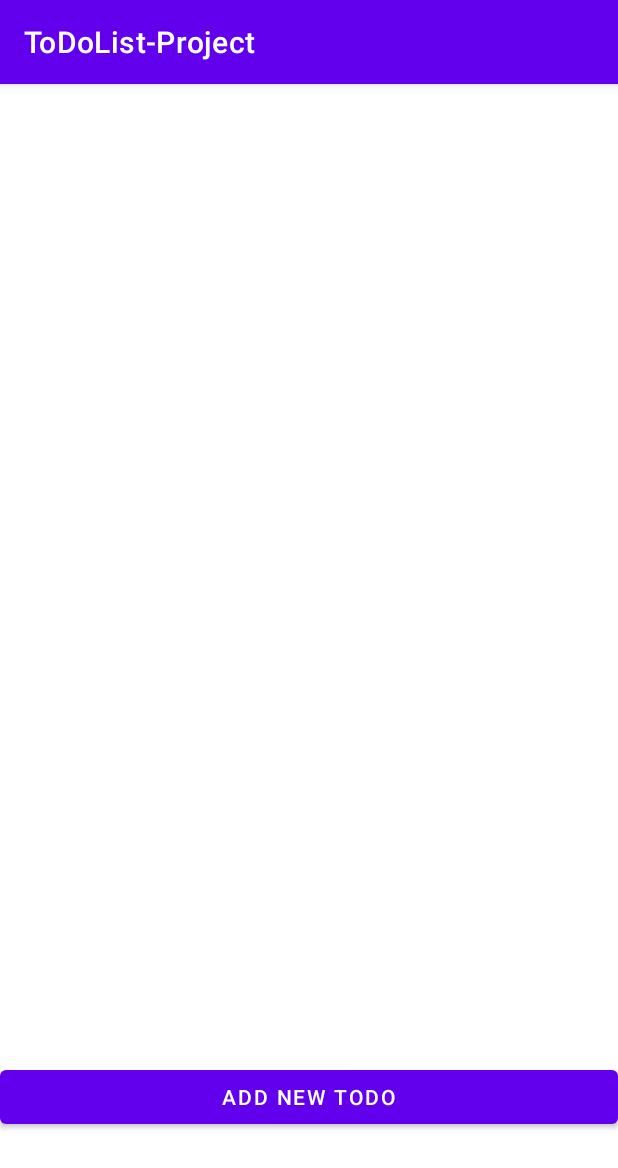
After one commit to ZerxekLP/ToDoList-Project, an Android app: the ToDoActivity screen opened directly, with no data from a screen before it, on a phone screen of 412 x 824 dp. The commit adds this screen. Shown: the top 1168 px of the screen. Run offline under Robolectric (Android 15) with nearby library versions, the phone set to English and light mode, and no system bars.

Commit message:
start for ToDoActivity

```diff
--- a/app/src/main/AndroidManifest.xml
+++ b/app/src/main/AndroidManifest.xml
@@ -12,6 +12,9 @@
         android:theme="@style/Theme.ToDoListProject"
         tools:targetApi="31">
         <activity
+            android:name=".ToDoActivity"
+            android:exported="false" />
+        <activity
             android:name=".MainActivity"
             android:exported="true">
             <intent-filter>
--- /dev/null
+++ b/app/src/main/java/com/example/todolist_project/ToDoActivity.java
@@ -0,0 +1,18 @@
+package com.example.todolist_project;
+
+import androidx.appcompat.app.AppCompatActivity;
+
+import android.os.Bundle;
+import android.view.View;
+
+public class ToDoActivity extends AppCompatActivity {
+
+    @Override
+    protected void onCreate(Bundle savedInstanceState) {
+        super.onCreate(savedInstanceState);
+        setContentView(R.layout.activity_to_do);
+    }
+
+    public void addToDo(View view) {
+    }
+}
--- /dev/null
+++ b/app/src/main/res/layout/activity_to_do.xml
@@ -0,0 +1,21 @@
+<?xml version="1.0" encoding="utf-8"?>
+<LinearLayout xmlns:android="http://schemas.android.com/apk/res/android"
+    xmlns:app="http://schemas.android.com/apk/res-auto"
+    xmlns:tools="http://schemas.android.com/tools"
+    android:layout_width="match_parent"
+    android:layout_height="match_parent"
+    android:orientation="vertical"
+    tools:context=".ToDoActivity">
+
+    <ListView
+        android:id="@+id/todoList"
+        android:layout_width="match_parent"
+        android:layout_height="651dp" />
+
+    <Button
+        android:id="@+id/button"
+        android:layout_width="match_parent"
+        android:layout_height="wrap_content"
+        android:onClick="addToDo"
+        android:text="add new ToDo" />
+</LinearLayout>
```
Also changed, not shown: app/src/main/res/layout/activity_main.xml (+2 -13 lines).
